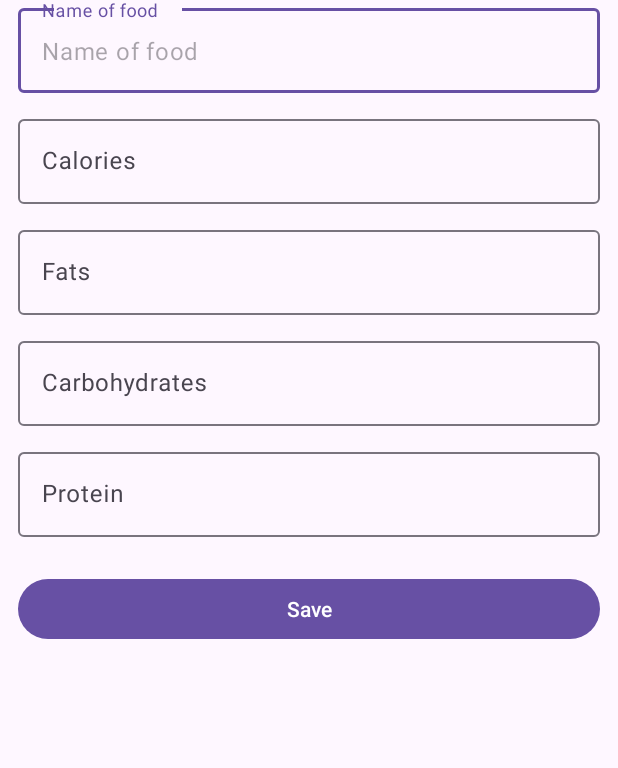
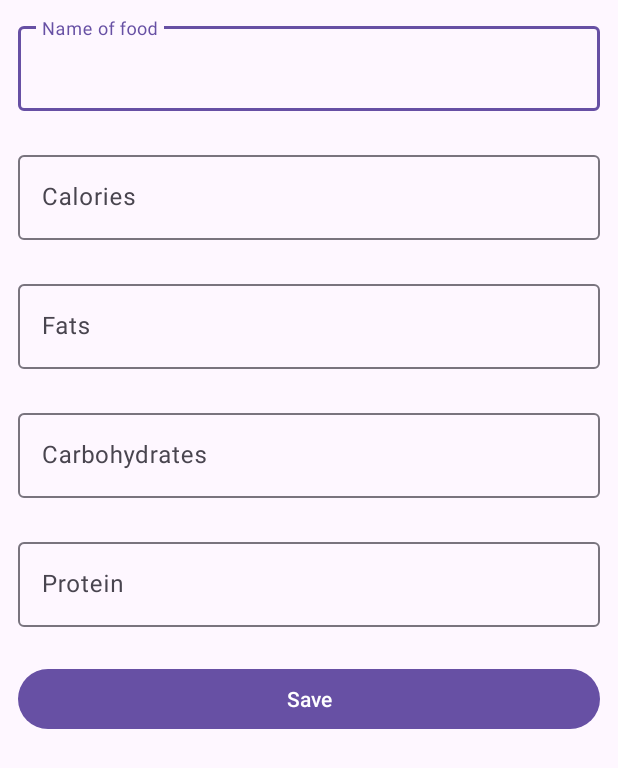
Before and after one commit to NightKnightBot/workoutApp, an Android app: the NutritionTrackerActivity screen opened directly, with no data from a screen before it, on a phone screen of 412 x 824 dp. Shown: the top 768 px of the screen. Run offline under Robolectric (Android 15) with nearby library versions, the phone set to English and light mode, and no system bars; our stand-ins replace Room's generated code.

```diff
--- a/app/src/main/java/com/example/workoutapp2/NutritionTrackerActivity.java
+++ b/app/src/main/java/com/example/workoutapp2/NutritionTrackerActivity.java
@@ -81,14 +81,12 @@ public class NutritionTrackerActivity extends AppCompatActivity {
                                     Double.parseDouble(carbs.getText().toString().trim()),
                                     Double.parseDouble(fats.getText().toString().trim())
                             ));
-                            runOnUiThread(new Runnable() {
-                                @Override
-                                public void run() {
-                                    nutritionAdapter.notifyDataSetChanged();
-                                }
-                            });
+                            getNutrition.clear();
+                            getNutrition.addAll(DatabaseClient.getInstance(NutritionTrackerActivity.this).getExerciseDatabase().getNutritionDao().getAllNutrition());
                         }
                     });
+                    Toast.makeText(NutritionTrackerActivity.this, "Data Reloaded", Toast.LENGTH_SHORT).show();
+                    nutritionAdapter.notifyDataSetChanged();
                 }
             }
         });
--- a/app/src/main/res/layout/activity_nutrition_tracker.xml
+++ b/app/src/main/res/layout/activity_nutrition_tracker.xml
@@ -14,66 +14,62 @@
     <com.google.android.material.textfield.TextInputLayout
         android:layout_width="match_parent"
         android:layout_height="wrap_content"
+        android:layout_margin="12dp"
         android:hint="Name of food">
         <EditText
             android:id="@+id/foodName"
             android:layout_width="match_parent"
             android:layout_height="wrap_content"
-            android:hint="Name of food"
-            android:layout_margin="12dp"
             android:inputType="text"/>
     </com.google.android.material.textfield.TextInputLayout>
 
     <com.google.android.material.textfield.TextInputLayout
         android:layout_width="match_parent"
         android:layout_height="wrap_content"
+        android:layout_margin="12dp"
         android:hint="Calories">
 
         <EditText
             android:id="@+id/calories"
-            android:layout_margin="12dp"
             android:layout_width="match_parent"
             android:layout_height="wrap_content"
-            android:inputType="number"/>
+            android:inputType="numberDecimal"/>
     </com.google.android.material.textfield.TextInputLayout>
 
     <com.google.android.material.textfield.TextInputLayout
         android:layout_width="match_parent"
         android:hint="Fats"
+        android:layout_margin="12dp"
         android:layout_height="wrap_content">
-
         <EditText
             android:id="@+id/fats"
-            android:layout_margin="12dp"
             android:layout_width="match_parent"
             android:layout_height="wrap_content"
-            android:inputType="number"/>
+            android:inputType="numberDecimal"/>
     </com.google.android.material.textfield.TextInputLayout>
 
     <com.google.android.material.textfield.TextInputLayout
         android:layout_width="match_parent"
         android:layout_height="wrap_content"
+        android:layout_margin="12dp"
         android:hint="Carbohydrates">
-
         <EditText
             android:id="@+id/carbs"
-            android:layout_margin="12dp"
             android:layout_width="match_parent"
             android:layout_height="wrap_content"
-            android:inputType="number"/>
+            android:inputType="numberDecimal"/>
     </com.google.android.material.textfield.TextInputLayout>
 
     <com.google.android.material.textfield.TextInputLayout
         android:layout_width="match_parent"
         android:layout_height="wrap_content"
+        android:layout_margin="12dp"
         android:hint="Protein">
-
         <EditText
             android:id="@+id/protein"
-            android:layout_margin="12dp"
             android:layout_width="match_parent"
             android:layout_height="wrap_content"
-            android:inputType="number"/>
+            android:inputType="numberDecimal"/>
     </com.google.android.material.textfield.TextInputLayout>
 
 
@@ -87,7 +83,7 @@
     <ListView
         android:id="@+id/nutritionListView"
         android:layout_width="match_parent"
-        android:layout_height="275dp"
+        android:layout_height="200dp"
         android:layout_margin="12dp" />
 
 
```
